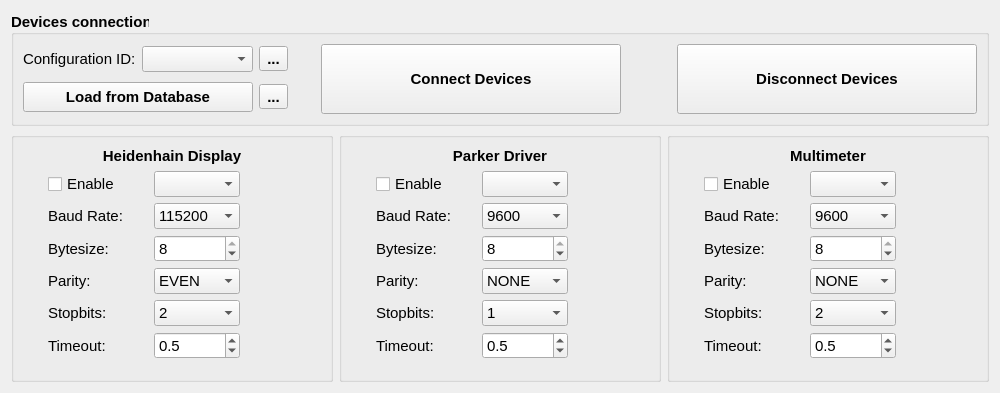
Before: the Qt Designer form deltabench/gui/ui/connectionwidget.ui in lnls-ima/delta-assembly-bench, drawn with Qt 5.
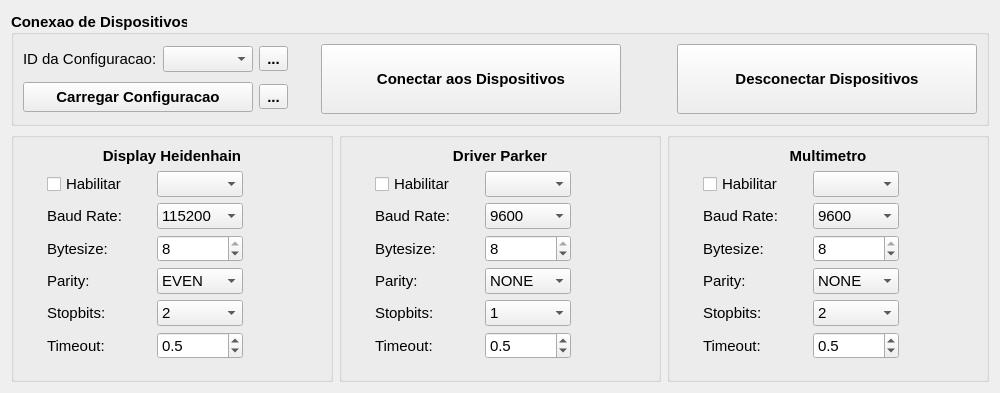
After: the same form once the commit is applied. Icons and pictures are not drawn.

Commit message:
Translate remaining tabs labels and messages to portuguese
Translate labels and messages from tabs still in english.

The edit to the form file:
```diff
--- a/deltabench/gui/ui/connectionwidget.ui
+++ b/deltabench/gui/ui/connectionwidget.ui
@@ -34,7 +34,7 @@
       </font>
      </property>
      <property name="title">
-      <string>Devices connection</string>
+      <string>Conexao de Dispositivos</string>
      </property>
      <property name="alignment">
       <set>Qt::AlignLeading|Qt::AlignLeft|Qt::AlignVCenter</set>
@@ -51,7 +51,7 @@
            </font>
           </property>
           <property name="text">
-           <string>Configuration ID:</string>
+           <string>ID da Configuracao:</string>
           </property>
          </widget>
         </item>
@@ -128,7 +128,7 @@
          </font>
         </property>
         <property name="text">
-         <string>Disconnect Devices</string>
+         <string>Desconectar Dispositivos</string>
         </property>
        </widget>
       </item>
@@ -164,7 +164,7 @@
          </font>
         </property>
         <property name="text">
-         <string>Connect Devices</string>
+         <string>Conectar aos Dispositivos</string>
         </property>
        </widget>
       </item>
@@ -183,7 +183,7 @@
          </size>
         </property>
         <property name="text">
-         <string>Load from Database</string>
+         <string>Carregar Configuracao</string>
         </property>
        </widget>
       </item>
@@ -226,7 +226,7 @@
          </font>
         </property>
         <property name="text">
-         <string>Heidenhain Display</string>
+         <string>Display Heidenhain</string>
         </property>
         <property name="alignment">
          <set>Qt::AlignCenter</set>
@@ -451,7 +451,7 @@
            </sizepolicy>
           </property>
           <property name="text">
-           <string>Enable</string>
+           <string>Habilitar</string>
           </property>
          </widget>
         </item>
@@ -529,7 +529,7 @@
          </font>
         </property>
         <property name="text">
-         <string>Parker Driver</string>
+         <string>Driver Parker</string>
         </property>
         <property name="alignment">
          <set>Qt::AlignCenter</set>
@@ -717,7 +717,7 @@
            </sizepolicy>
           </property>
           <property name="text">
-           <string>Enable</string>
+           <string>Habilitar</string>
           </property>
          </widget>
         </item>
@@ -808,7 +808,7 @@
          </font>
         </property>
         <property name="text">
-         <string>Multimeter</string>
+         <string>Multimetro</string>
         </property>
         <property name="alignment">
          <set>Qt::AlignCenter</set>
@@ -826,7 +826,7 @@
            </sizepolicy>
           </property>
           <property name="text">
-           <string>Enable</string>
+           <string>Habilitar</string>
           </property>
          </widget>
         </item>
```
The commit also changes 6 other files.
